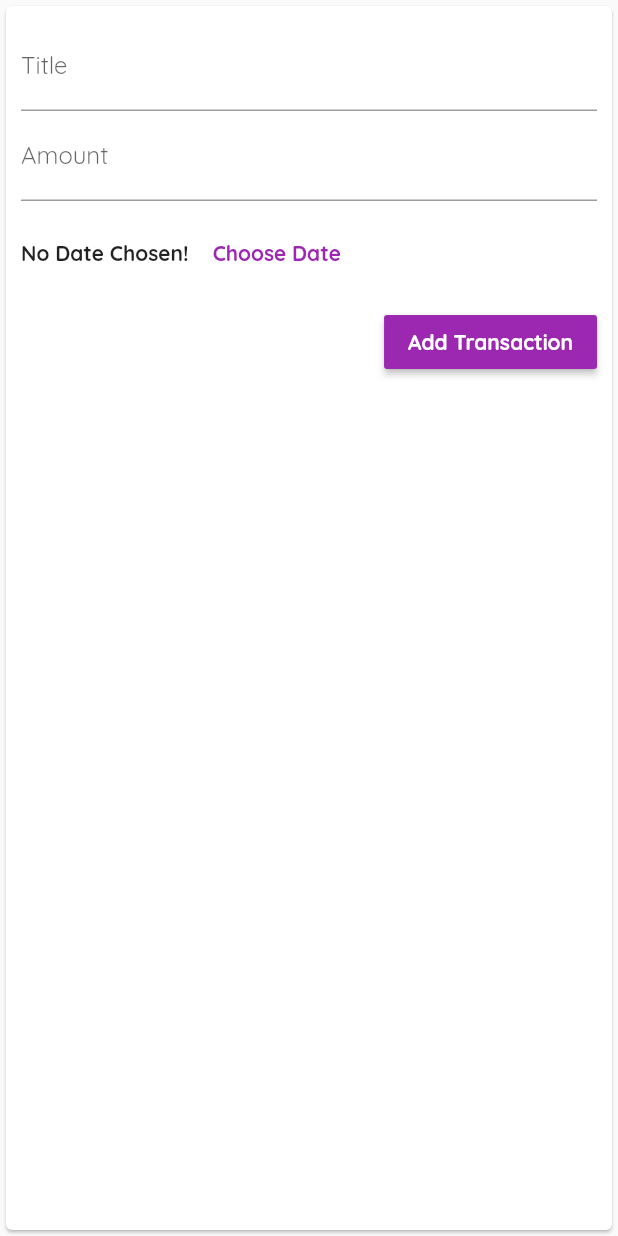
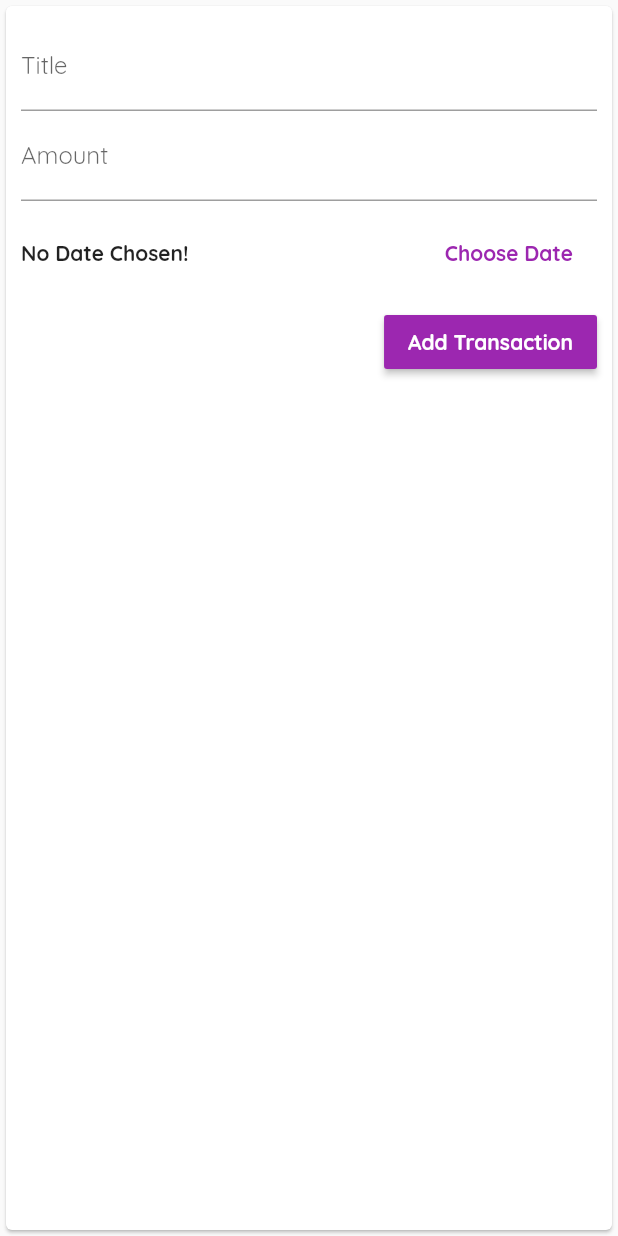
Before and after one commit to hoseinABH/expense-tracker, a Flutter app: the NewTransaction widget shown alone on an empty page, opened directly with empty values, after a tap on "Add Transaction", on a phone screen of 412 x 824 dp. Run offline on Flutter 3.47's test engine with Material 2 defaults, Android fonts, the phone set to English and light mode, and no system bars.

Commit message:
pick date for each transaction

```diff
--- a/lib/main.dart
+++ b/lib/main.dart
@@ -58,12 +58,13 @@ class _MyHomePageState extends State<MyHomePage> {
     }).toList();
   }
 
-  void _addNewTransaction(String txTitle, double txAmount) {
+  void _addNewTransaction(
+      String txTitle, double txAmount, DateTime chosenDate) {
     final newTx = Transaction(
         id: DateTime.now().toString(),
         title: txTitle,
         amount: txAmount,
-        date: DateTime.now());
+        date: chosenDate);
 
     setState(() {
       _userTransactions.add(newTx);
--- a/lib/widgets/new_transaction.dart
+++ b/lib/widgets/new_transaction.dart
@@ -18,10 +18,10 @@ class _NewTransactionState extends State<NewTransaction> {
   void _submitData() {
     final enteredTitle = _titleController.text;
     final enteredAmount = double.parse(_amountController.text);
-    if (enteredAmount <= 0 || enteredTitle.isEmpty) {
+    if (enteredAmount <= 0 || enteredTitle.isEmpty || _selectedDate == null) {
       return;
     }
-    widget.addNewTx(enteredTitle, enteredAmount);
+    widget.addNewTx(enteredTitle, enteredAmount, _selectedDate);
 
     Navigator.of(context).pop();
   }
@@ -64,12 +64,13 @@ class _NewTransactionState extends State<NewTransaction> {
               height: 70,
               child: Row(
                 children: [
-                  Text(
+                  Expanded(
+                      child: Text(
                     _selectedDate == null
                         ? 'No Date Chosen!'
                         : 'Picked Date: ${DateFormat.yMd().format(_selectedDate)}',
                     style: TextStyle(fontWeight: FontWeight.bold),
-                  ),
+                  )),
                   FlatButton(
                     onPressed: _presentDatePicker,
                     child: Text('Choose Date',
```
